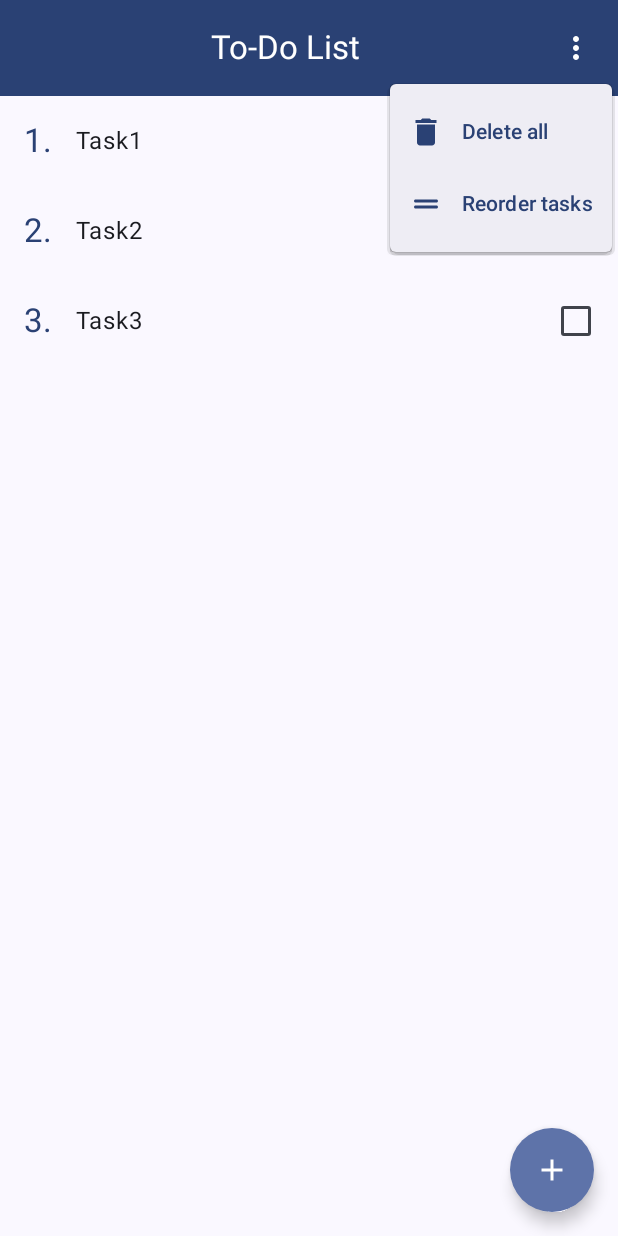
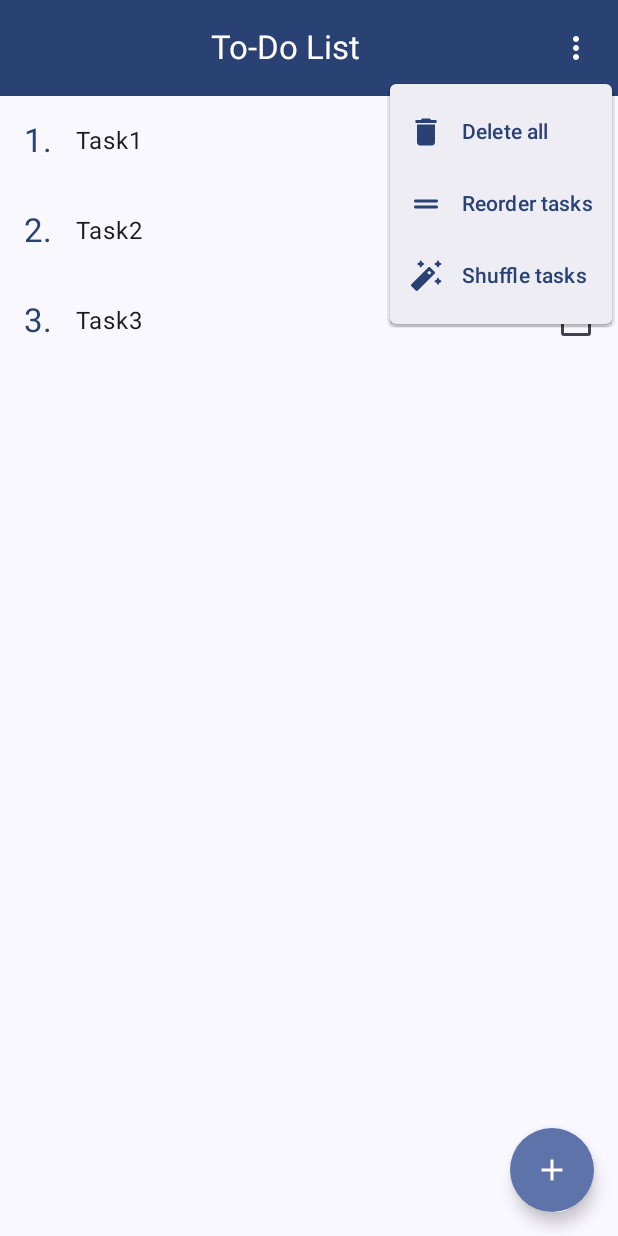
Before and after one commit to 01gaM/todo-list, an Android app built with Jetpack Compose: the screen it shows after launch (MainActivity), after a tap on "More icon", on a phone screen of 412 x 824 dp. Run offline under Robolectric (Android 15) with nearby library versions, the phone set to English and light mode, and no system bars; libraries missing offline, so code that uses them is left out: sh.calvin.reorderable; 1 statement that could not run was skipped.

Commit message:
add shuffle tasks functionality

```diff
--- a/app/src/main/java/com/example/todo_list/MainActivity.kt
+++ b/app/src/main/java/com/example/todo_list/MainActivity.kt
@@ -55,7 +55,8 @@ class MainActivity : ComponentActivity() {
           onItemDelete = onItemDelete,
           onDeleteAllClick = { taskList.clear() },
           onItemMoved = onItemMoved,
-          onItemAdd = onItemAdd
+          onItemAdd = onItemAdd,
+          onShuffleListClick = { taskList.shuffle() }
         )
       }
     }
--- a/app/src/main/java/com/example/todo_list/ui/composables/DeleteItemBackground.kt
+++ b/app/src/main/java/com/example/todo_list/ui/composables/DeleteItemBackground.kt
@@ -10,7 +10,6 @@ import androidx.compose.foundation.layout.fillMaxWidth
 import androidx.compose.foundation.layout.padding
 import androidx.compose.material.icons.Icons
 import androidx.compose.material.icons.filled.Delete
-import androidx.compose.material3.ExperimentalMaterial3Api
 import androidx.compose.material3.Icon
 import androidx.compose.material3.MaterialTheme
 import androidx.compose.material3.SwipeToDismissBox
@@ -32,9 +31,9 @@ import androidx.compose.ui.unit.dp
 import com.example.todo_list.ui.theme.ToDoListTheme
 import kotlinx.coroutines.delay
 
-@OptIn(ExperimentalMaterial3Api::class)
 @Composable
 fun <T> SwipeToDeleteContainer(
+  modifier: Modifier = Modifier,
   item: T,
   onDelete: (T) -> Unit,
   animationDuration: Int = 500,
@@ -60,6 +59,7 @@ fun <T> SwipeToDeleteContainer(
   }
 
   AnimatedVisibility(
+    modifier = modifier,
     visible = !isRemoved,
     exit = shrinkVertically(
       tween(durationMillis = animationDuration),
@@ -75,7 +75,6 @@ fun <T> SwipeToDeleteContainer(
   }
 }
 
-@OptIn(ExperimentalMaterial3Api::class)
 @Composable
 fun DeleteItemBackground(swipeToDismissState: SwipeToDismissBoxState) {
   val color = if (swipeToDismissState.dismissDirection == SwipeToDismissBoxValue.EndToStart) {
--- a/app/src/main/java/com/example/todo_list/ui/main_screen/compose/MainScreenContent.kt
+++ b/app/src/main/java/com/example/todo_list/ui/main_screen/compose/MainScreenContent.kt
@@ -61,7 +61,8 @@ fun MainScreenContent(
   onItemDelete: (TodoTask) -> Unit = {},
   onDeleteAllClick: () -> Unit = {},
   onItemMoved: (Int, Int) -> Unit = { _, _ -> },
-  onItemAdd: (String) -> Unit = {}
+  onItemAdd: (String) -> Unit = {},
+  onShuffleListClick: () -> Unit = {}
 ) {
   val isTaskListEmpty by remember(taskList) { derivedStateOf { taskList.isEmpty() } }
   var displayMenu by remember { mutableStateOf(false) }
@@ -118,6 +119,10 @@ fun MainScreenContent(
             onReorderTasksClick = {
               displayMenu = false
               isReorderingMode = true
+            },
+            onShuffleListClick = {
+              displayMenu = false
+              onShuffleListClick()
             }
           )
         }
@@ -199,9 +204,7 @@ fun MainScreenContent(
                 key = item.id
               ) { _ ->
                 TodoListItem(
-                  modifier = Modifier
-                    .draggableHandle()
-                    .animateItem(),
+                  modifier = Modifier.draggableHandle(),
                   taskNumber = index + 1,
                   taskName = item.name,
                   isCompleted = item.isCompleted,
@@ -211,11 +214,11 @@ fun MainScreenContent(
               }
             } else {
               SwipeToDeleteContainer(
+                modifier = Modifier.animateItem(),
                 item = item,
                 onDelete = onItemDelete
               ) {
                 TodoListItem(
-                  modifier = Modifier.animateItem(),
                   taskNumber = index + 1,
                   taskName = item.name,
                   isCompleted = item.isCompleted,
--- a/app/src/main/java/com/example/todo_list/ui/main_screen/compose/MainScreenMenu.kt
+++ b/app/src/main/java/com/example/todo_list/ui/main_screen/compose/MainScreenMenu.kt
@@ -2,6 +2,7 @@ package com.example.todo_list.ui.main_screen.compose
 
 import androidx.compose.material.icons.Icons
 import androidx.compose.material.icons.filled.Delete
+import androidx.compose.material.icons.rounded.AutoFixHigh
 import androidx.compose.material.icons.rounded.DragHandle
 import androidx.compose.material3.DropdownMenu
 import androidx.compose.material3.DropdownMenuItem
@@ -17,7 +18,8 @@ fun MainScreenMenu(
   isVisible: Boolean,
   onDismiss: () -> Unit,
   onDeleteAllClick: () -> Unit,
-  onReorderTasksClick: () -> Unit
+  onReorderTasksClick: () -> Unit,
+  onShuffleListClick: () -> Unit
 ) {
   val context = LocalContext.current
   DropdownMenu(
@@ -57,6 +59,23 @@ fun MainScreenMenu(
         },
         onClick = onReorderTasksClick
       )
+
+      DropdownMenuItem(
+        text = {
+          Text(
+            text = context.getString(R.string.main_screen_menu_shuffle),
+            color = MaterialTheme.colorScheme.primary
+          )
+        },
+        leadingIcon = {
+          Icon(
+            imageVector = Icons.Rounded.AutoFixHigh,
+            contentDescription = "Shuffle icon",
+            tint = MaterialTheme.colorScheme.primary
+          )
+        },
+        onClick = onShuffleListClick
+      )
     }
   )
 }
--- a/app/src/main/res/values/strings.xml
+++ b/app/src/main/res/values/strings.xml
@@ -9,8 +9,9 @@
     <string name="main_screen_empty_list_description">Tap on \"+\" to add a new item.</string>
     <string name="main_screen_menu_delete_all">Delete all</string>
     <string name="main_screen_menu_reorder">Reorder tasks</string>
+    <string name="main_screen_menu_shuffle">Shuffle tasks</string>
 
-<!--    NewTaskBottomSheet-->
+    <!--    NewTaskBottomSheet-->
     <string name="new_task_bottom_sheet_title">New task</string>
     <string name="new_task_bottom_sheet_task_name">Task name</string>
 </resources>
```
